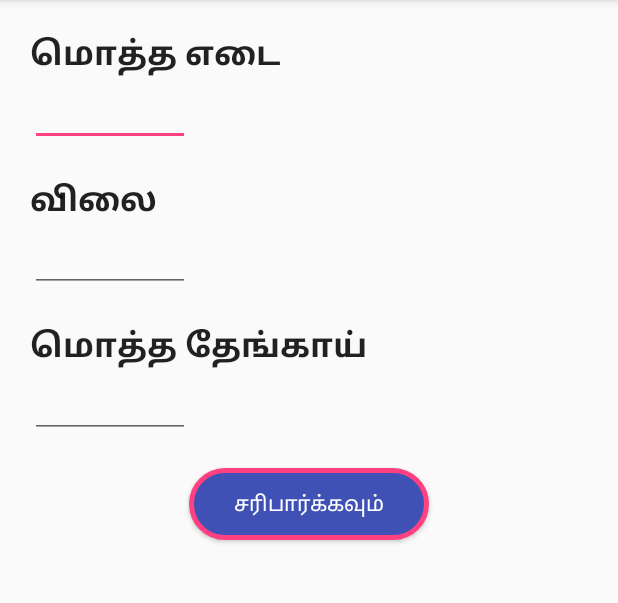
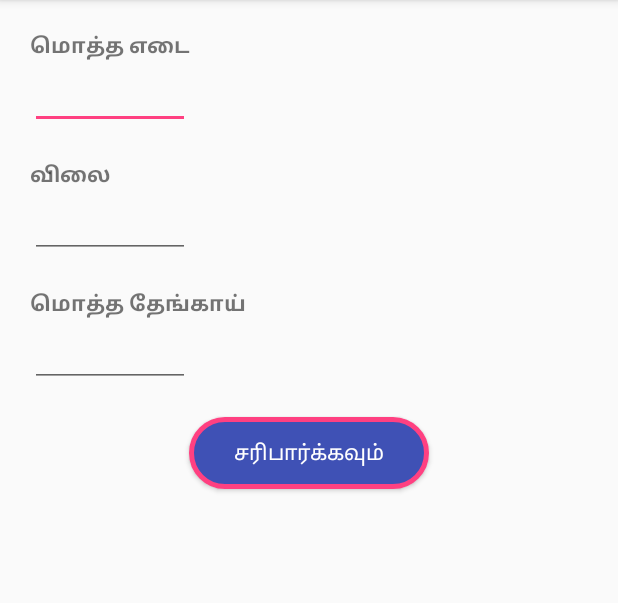
Before and after one commit to DhamodharanJaganathan/GR_Coconut, an Android app: the screen it shows after launch (MainActivity), on a phone screen of 412 x 824 dp, the part 84-687 px from its top. Run offline under Robolectric (Android 15) with nearby library versions, the phone set to English and light mode, and no system bars; our stand-ins replace ButterKnife.

Commit message:
avg weight added

```diff
--- a/app/src/main/java/com/dhamodharan/myapplication/MainActivity.java
+++ b/app/src/main/java/com/dhamodharan/myapplication/MainActivity.java
@@ -71,7 +71,7 @@ public class MainActivity extends AppCompatActivity {
     String moneyString = formatter.format(a_2);
     String one_coconut_price = formatter.format(piece_price);
 
-    textView4.setText("தேங்காய் ரோமம்" + " : " + String.valueOf(a_1) + " " + "கிலோ");
+    textView4.setText("தேங்காய் கழிவுகள்" + " : " + String.valueOf(a_1) + " " + "கிலோ");
     textView5.setText("மொத்த தொகை" + " : " + String.valueOf(moneyString));
     textView6.setText("ஒரு தேங்காய் விலை" + " : " + String.valueOf(one_coconut_price));
     textView7.setText("சராசரி எடை" + " : " + value + " " + "கிலோ");
--- a/app/src/main/res/layout/activity_main.xml
+++ b/app/src/main/res/layout/activity_main.xml
@@ -1,4 +1,10 @@
 <?xml version="1.0" encoding="utf-8"?>
+
+
+<ScrollView xmlns:android="http://schemas.android.com/apk/res/android"
+  android:layout_width="match_parent"
+  android:layout_height="match_parent"
+  android:fillViewport="true">
 
 
   <RelativeLayout xmlns:android="http://schemas.android.com/apk/res/android"
@@ -7,14 +13,13 @@
 
 
     <TextView
+      android:id="@+id/textView1"
       android:textStyle="bold"
-    android:id="@+id/textView1"
       android:layout_width="wrap_content"
       android:layout_height="wrap_content"
       android:layout_marginTop="20dp"
       android:layout_marginStart="20dp"
-    android:text="@string/total_weight"
-    android:textAppearance="?android:attr/textAppearanceLarge"/>
+      android:text="@string/total_weight"/>
 
 
     <EditText
@@ -24,22 +29,19 @@
       android:layout_marginStart="20dp"
       android:layout_below="@+id/textView1"
       android:ems="5"
-    android:maxLength="4"
-    android:inputType="number"/>
-
+      android:inputType="number"
+      android:maxLength="4"/>
 
 
     <TextView
+      android:id="@+id/textView2"
       android:textStyle="bold"
-    android:layout_below="@+id/editText1"
-    android:id="@+id/textView2"
       android:layout_width="wrap_content"
       android:layout_height="wrap_content"
       android:layout_marginTop="20dp"
       android:layout_marginStart="20dp"
-    android:text="@string/price"
-    android:textAppearance="?android:attr/textAppearanceLarge"/>
-
+      android:layout_below="@+id/editText1"
+      android:text="@string/price"/>
 
     <EditText
       android:id="@+id/editText2"
@@ -48,20 +50,19 @@
       android:layout_marginStart="20dp"
       android:layout_below="@+id/textView2"
       android:ems="5"
-    android:maxLength="2"
-    android:inputType="number"/>
+      android:inputType="number"
+      android:maxLength="2"/>
 
 
     <TextView
+      android:id="@+id/textView3"
       android:textStyle="bold"
-    android:layout_below="@+id/editText2"
-    android:id="@+id/textView3"
       android:layout_width="wrap_content"
       android:layout_height="wrap_content"
       android:layout_marginTop="20dp"
       android:layout_marginStart="20dp"
-    android:text="@string/total_coco"
-    android:textAppearance="?android:attr/textAppearanceLarge"/>
+      android:layout_below="@+id/editText2"
+      android:text="@string/total_coco"/>
 
 
     <EditText
@@ -71,67 +72,65 @@
       android:layout_marginStart="20dp"
       android:layout_below="@+id/textView3"
       android:ems="5"
-    android:maxLength="4"
-    android:inputType="number"/>
+      android:inputType="number"
+      android:maxLength="4"/>
 
 
     <Button
+      android:id="@+id/button"
+      android:layout_width="wrap_content"
+      android:layout_height="wrap_content"
       android:layout_marginTop="20sp"
+      android:layout_marginBottom="20dp"
       android:layout_below="@+id/editText3"
-    android:id="@+id/button"
+      android:layout_centerHorizontal="true"
       android:paddingLeft="30dp"
       android:paddingRight="30dp"
       android:background="@drawable/rounded_corner_button"
-    android:layout_width="wrap_content"
-    android:layout_height="wrap_content"
-    android:layout_marginBottom="50dp"
-    android:textColor="@android:color/white"
-    android:layout_centerHorizontal="true"
-    android:text="@string/check"/>
+      android:text="@string/check"
+      android:textColor="@android:color/white"/>
 
     <TextView
-    android:textColor="@color/colorG"
-    android:layout_below="@+id/button"
       android:id="@+id/textView4"
       android:layout_width="wrap_content"
       android:layout_height="wrap_content"
       android:layout_marginTop="10dp"
       android:layout_marginStart="20dp"
-    android:textAppearance="?android:attr/textAppearanceLarge"/>
+      android:layout_below="@+id/button"
+      android:textAppearance="?android:attr/textAppearanceLarge"
+      android:textColor="@color/colorG"/>
 
     <TextView
       android:id="@+id/textView7"
-    android:layout_below="@+id/textView4"
       android:layout_width="wrap_content"
       android:layout_height="wrap_content"
       android:layout_marginTop="10dp"
       android:layout_marginStart="20dp"
+      android:layout_below="@+id/textView4"
       android:textAppearance="?android:attr/textAppearanceLarge"
       android:textColor="@color/colorP"/>
 
     <TextView
-    android:layout_below="@+id/textView7"
-    android:textColor="@color/colorV"
       android:id="@+id/textView5"
       android:layout_width="wrap_content"
       android:layout_height="wrap_content"
       android:layout_marginTop="10dp"
       android:layout_marginStart="20dp"
-    android:textAppearance="?android:attr/textAppearanceLarge"/>
+      android:layout_below="@+id/textView7"
+      android:textAppearance="?android:attr/textAppearanceLarge"
+      android:textColor="@color/colorV"/>
 
     <TextView
-    android:textColor="@color/colorR"
-    android:layout_below="@+id/textView5"
       android:id="@+id/textView6"
       android:layout_width="wrap_content"
       android:layout_height="wrap_content"
       android:layout_marginTop="10dp"
       android:layout_marginStart="20dp"
-    android:textAppearance="?android:attr/textAppearanceLarge"/>
-
-
-
-
+      android:layout_below="@+id/textView5"
+      android:textAppearance="?android:attr/textAppearanceLarge"
+      android:textColor="@color/colorR"/>
 
 
   </RelativeLayout>
+
+</ScrollView>
```
Lines whose indentation alone changed are shown as unchanged.
